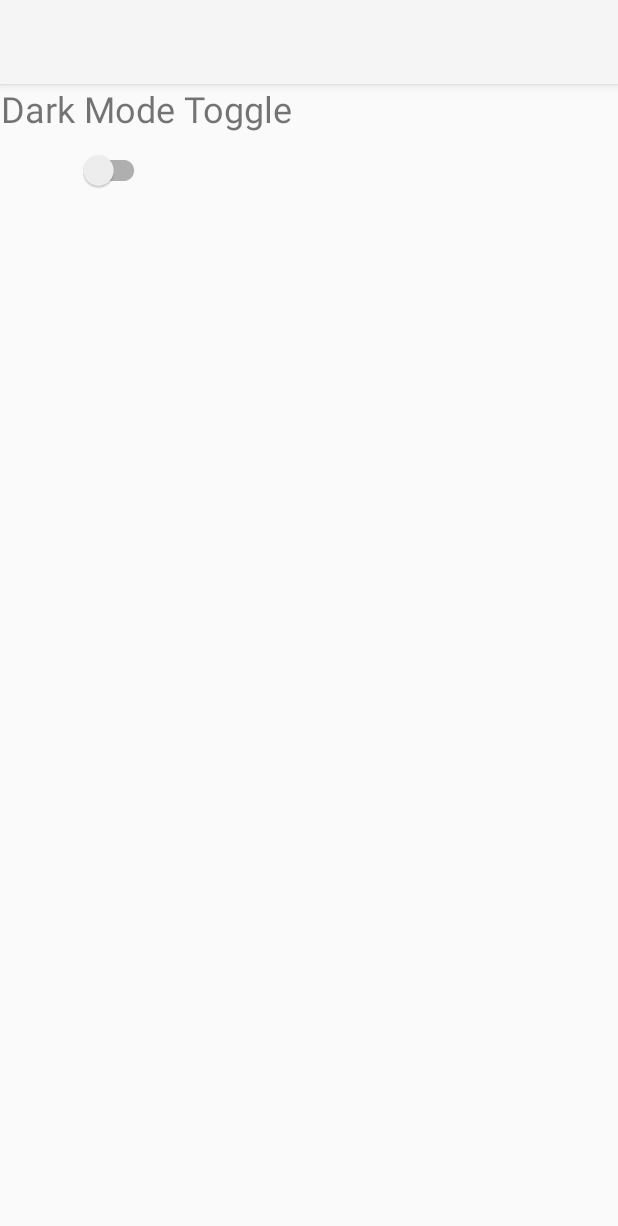
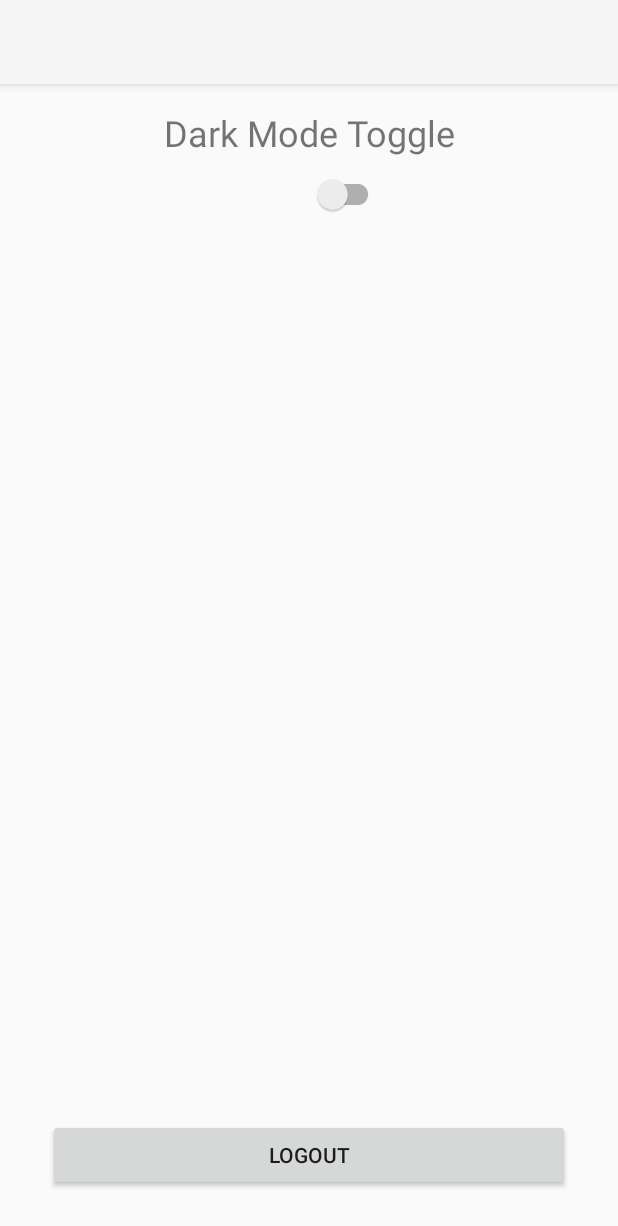
Before and after one commit to HaydenMCD/mobile-app-dev, an Android app: the fragment SettingsFragment shown on its own in the app's theme, on a phone screen of 412 x 824 dp. Shown: the top 1226 px of the screen. Run offline under Robolectric (Android 15) with nearby library versions, the phone set to English and light mode, and no system bars; our stand-ins replace Firebase (no records; nobody signed in at launch, a user with empty details on screens opened directly), data binding; 1 statement that could not run was skipped.

Commit message:
Added logout button and is functional

```diff
--- a/app/src/main/java/op/mobile/app/dev/mcdohr2/travelling/ui/settings/SettingsFragment.kt
+++ b/app/src/main/java/op/mobile/app/dev/mcdohr2/travelling/ui/settings/SettingsFragment.kt
@@ -4,17 +4,21 @@ import android.os.Bundle
 import android.view.LayoutInflater
 import android.view.View
 import android.view.ViewGroup
+import android.widget.Button
 import androidx.appcompat.app.AppCompatDelegate
 import androidx.appcompat.widget.SwitchCompat
 import androidx.fragment.app.Fragment
 import androidx.lifecycle.asLiveData
 import androidx.lifecycle.lifecycleScope
+import androidx.navigation.findNavController
+import com.google.firebase.auth.FirebaseAuth
 import kotlinx.coroutines.launch
 import op.mobile.app.dev.mcdohr2.travelling.R
 import op.mobile.app.dev.mcdohr2.travelling.UIMode
 
 class SettingsFragment : Fragment() {
     private lateinit var swToggleDarkMode: SwitchCompat
+    private lateinit var auth: FirebaseAuth
 
     override fun onCreateView(
         inflater: LayoutInflater,
@@ -22,11 +26,21 @@ class SettingsFragment : Fragment() {
         savedInstanceState: Bundle?
     ): View {
 
+        auth = FirebaseAuth.getInstance()
         val view: View = inflater.inflate(R.layout.fragment_settings, container, false)
         swToggleDarkMode = view.findViewById(R.id.sw_toggle_dark_mode)
 
         // Instantiating SettingsManager - passing in a context. For Fragments, we use requireContext()...for Activities, we use this
         val settingsManager = SettingsManager(requireContext())
+        val btnLogout: Button = view.findViewById(R.id.btn_logout)
+
+        btnLogout.setOnClickListener {
+            auth.signOut()
+
+            val action = SettingsFragmentDirections
+                .actionSettingsFragmentToLoginFragment()
+            view.findNavController().navigate(action)
+        }
 
         // Observe changes to UIMode
         settingsManager.uiModeFlow.asLiveData().observe(viewLifecycleOwner) {
--- a/app/src/main/res/layout/fragment_settings.xml
+++ b/app/src/main/res/layout/fragment_settings.xml
@@ -18,15 +18,30 @@
             android:gravity="center"
             android:text="Dark Mode Toggle"
             android:textSize="24sp"
-            tools:ignore="MissingConstraints" />
+            app:layout_constraintEnd_toEndOf="parent"
+            app:layout_constraintStart_toStartOf="parent"
+            app:layout_constraintTop_toTopOf="parent" />
 
             <androidx.appcompat.widget.SwitchCompat
                 android:id="@+id/sw_toggle_dark_mode"
                 android:layout_width="100dp"
                 android:layout_height="50dp"
                 android:checked="false"
-                tools:ignore="MissingConstraints"
+                app:layout_constraintEnd_toEndOf="parent"
+                app:layout_constraintStart_toStartOf="parent"
                 app:layout_constraintTop_toBottomOf="@+id/tv_toggle_dark_mode"/>
+
+        <Button
+            android:id="@+id/btn_logout"
+            android:layout_width="0dp"
+            android:layout_height="wrap_content"
+            android:layout_marginStart="32dp"
+            android:layout_marginEnd="32dp"
+            android:layout_marginBottom="30dp"
+            android:text="Logout"
+            app:layout_constraintBottom_toBottomOf="parent"
+            app:layout_constraintEnd_toEndOf="parent"
+            app:layout_constraintStart_toStartOf="parent"/>
 
     </androidx.constraintlayout.widget.ConstraintLayout>
 </layout>
--- a/app/src/main/res/navigation/mobile_navigation.xml
+++ b/app/src/main/res/navigation/mobile_navigation.xml
@@ -82,6 +82,9 @@
         <action
             android:id="@+id/action_settings_fragment_to_home_fragment"
             app:destination="@id/navigation_home" />
+        <action
+            android:id="@+id/action_settings_fragment_to_login_fragment"
+            app:destination="@id/navigation_login" />
     </fragment>
 
 </navigation>
```
